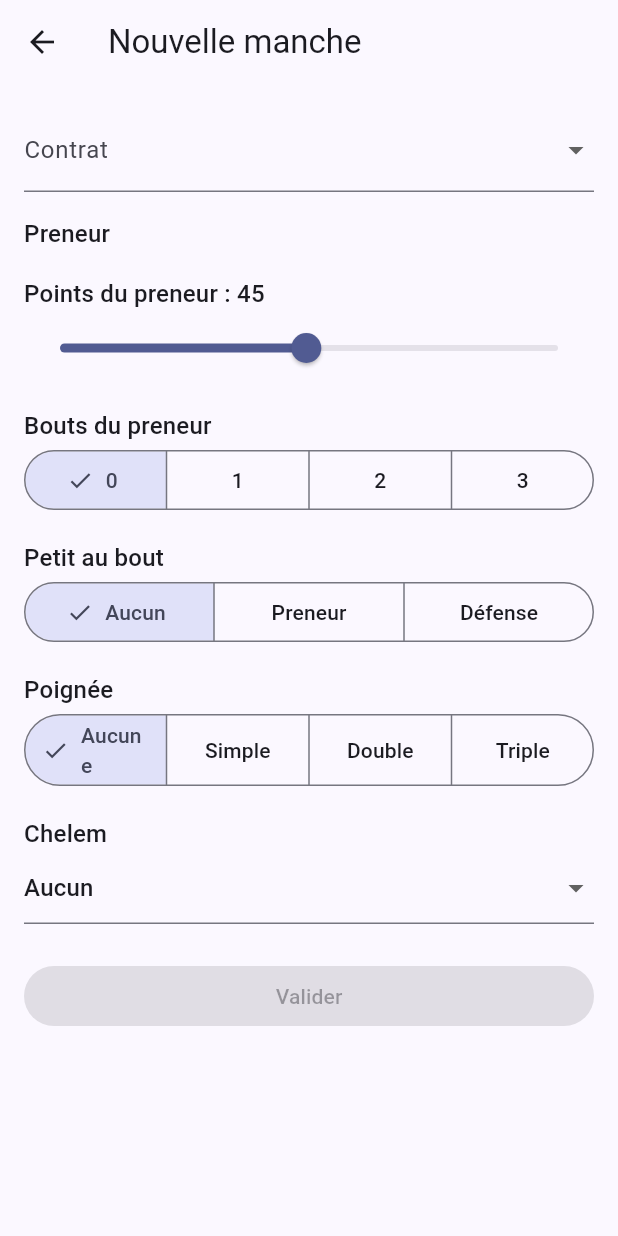
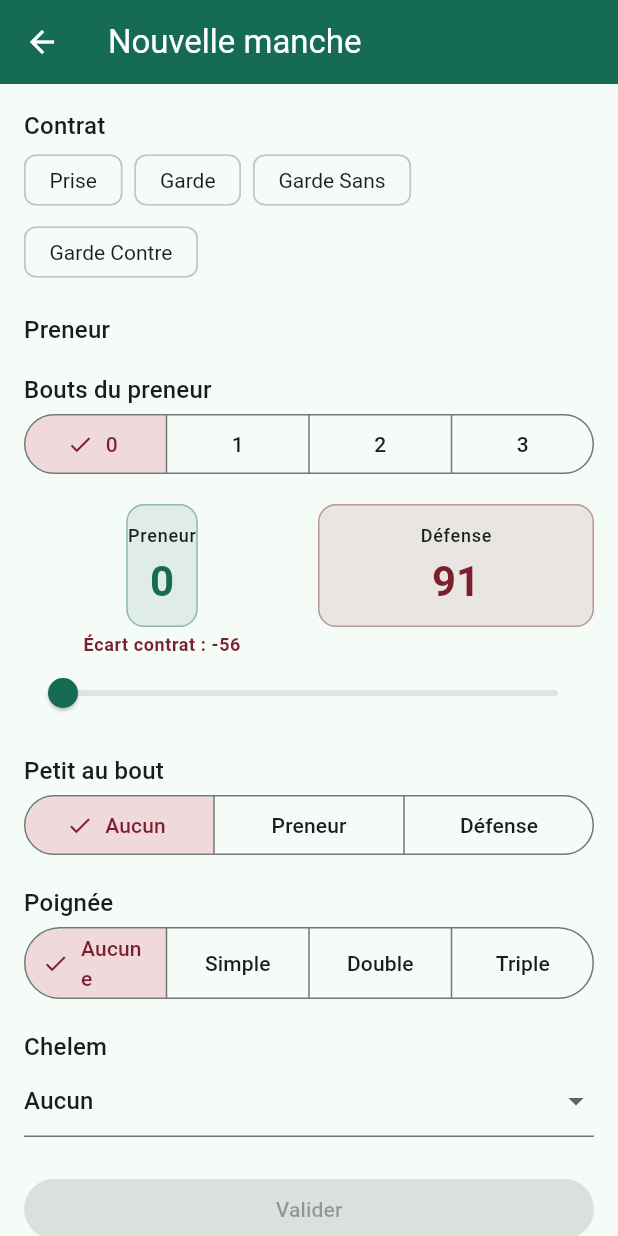
Before and after one commit to MayoFaro/comptageTarot, a Flutter app: the RoundEntryScreen screen opened directly with empty values, on a phone screen of 412 x 824 dp. Run offline on Flutter 3.47's test engine with Material 3 defaults, Android fonts, the phone set to English and light mode, and no system bars; our stand-ins replace drift, flutter_riverpod; accounts and stored records are empty; generated files the repository leaves out were written again.

Commit message:
feat(ui): palette vert/bordeaux inspirée des atouts + refonte saisie de manche
- Nouvelle palette (lib/theme/app_theme.dart) déclinée sur toute l'appli :
  vert atout en primaire (AppBar), bordeaux en accent (FAB, sélections),
  rouge d'erreur dédié aux actions de suppression.
- Écran de saisie de manche : contrat sélectionné par tap (fini le menu
  déroulant), sélection des bouts déplacée au-dessus de la réglette de
  points, et nouveau bloc visuel (deux cases preneur/défense + écart au
  contrat en direct) au-dessus de la réglette. Points par défaut à 0.

Co-Authored-By: Claude Sonnet 5 <noreply@anthropic.com>

```diff
--- a/lib/main.dart
+++ b/lib/main.dart
@@ -2,6 +2,7 @@ import 'package:flutter/material.dart';
 import 'package:flutter_riverpod/flutter_riverpod.dart';
 
 import 'screens/home_screen.dart';
+import 'theme/app_theme.dart';
 
 void main() {
   runApp(const ProviderScope(child: TarotApp()));
@@ -14,7 +15,7 @@ class TarotApp extends StatelessWidget {
   Widget build(BuildContext context) {
     return MaterialApp(
       title: 'Comptage Tarot',
-      theme: ThemeData(colorSchemeSeed: Colors.indigo, useMaterial3: true),
+      theme: buildAppTheme(),
       home: const HomeScreen(),
     );
   }
--- a/lib/screens/home_screen.dart
+++ b/lib/screens/home_screen.dart
@@ -56,7 +56,11 @@ class HomeScreen extends ConsumerWidget {
                         return Card(
                           margin: const EdgeInsets.symmetric(horizontal: 12, vertical: 4),
                           child: ListTile(
-                            leading: CircleAvatar(child: Text('${partie.nombreJoueurs}')),
+                            leading: CircleAvatar(
+                              backgroundColor: Theme.of(context).colorScheme.primaryContainer,
+                              foregroundColor: Theme.of(context).colorScheme.onPrimaryContainer,
+                              child: Text('${partie.nombreJoueurs}'),
+                            ),
                             title: Text('Partie du ${dateFormat.format(partie.dateCreation)}'),
                             subtitle: Text('${partie.nombreJoueurs} joueurs'),
                             trailing: const Icon(Icons.chevron_right),
--- a/lib/screens/players_screen.dart
+++ b/lib/screens/players_screen.dart
@@ -40,6 +40,8 @@ class PlayersScreen extends ConsumerWidget {
                     margin: const EdgeInsets.symmetric(horizontal: 12, vertical: 4),
                     child: ListTile(
                       leading: CircleAvatar(
+                        backgroundColor: Theme.of(context).colorScheme.primaryContainer,
+                        foregroundColor: Theme.of(context).colorScheme.onPrimaryContainer,
                         child: Text(joueur.nom.isEmpty ? '?' : joueur.nom[0].toUpperCase()),
                       ),
                       title: Text(joueur.nom),
--- a/lib/screens/round_entry_screen.dart
+++ b/lib/screens/round_entry_screen.dart
@@ -4,6 +4,19 @@ import 'package:flutter_riverpod/flutter_riverpod.dart';
 import '../db/database.dart';
 import '../providers/database_provider.dart';
 import '../scoring/tarot_score_engine.dart';
+
+String _libelleContrat(Contrat contrat) {
+  switch (contrat) {
+    case Contrat.prise:
+      return 'Prise';
+    case Contrat.garde:
+      return 'Garde';
+    case Contrat.gardeSans:
+      return 'Garde Sans';
+    case Contrat.gardeContre:
+      return 'Garde Contre';
+  }
+}
 
 class RoundEntryScreen extends ConsumerStatefulWidget {
   final int partieId;
@@ -19,7 +32,7 @@ class _RoundEntryScreenState extends ConsumerState<RoundEntryScreen> {
   Contrat? _contrat;
   int? _preneurId;
   int? _appeleId;
-  int _pointsPreneur = 45;
+  int _pointsPreneur = 0;
   int _bouts = 0;
   PetitAuBout _petitAuBout = PetitAuBout.aucun;
   Poignee _poignee = Poignee.aucune;
@@ -78,7 +91,13 @@ class _RoundEntryScreenState extends ConsumerState<RoundEntryScreen> {
           TextButton(
               onPressed: () => Navigator.pop(context, false), child: const Text('Annuler')),
           FilledButton(
-              onPressed: () => Navigator.pop(context, true), child: const Text('Supprimer')),
+            style: FilledButton.styleFrom(
+              backgroundColor: Theme.of(context).colorScheme.error,
+              foregroundColor: Theme.of(context).colorScheme.onError,
+            ),
+            onPressed: () => Navigator.pop(context, true),
+            child: const Text('Supprimer'),
+          ),
         ],
       ),
     );
@@ -104,16 +123,16 @@ class _RoundEntryScreenState extends ConsumerState<RoundEntryScreen> {
         data: (joueurs) => ListView(
           padding: const EdgeInsets.all(16),
           children: [
-            DropdownButtonFormField<Contrat>(
-              value: _contrat,
-              decoration: const InputDecoration(labelText: 'Contrat'),
-              items: const [
-                DropdownMenuItem(value: Contrat.prise, child: Text('Prise')),
-                DropdownMenuItem(value: Contrat.garde, child: Text('Garde')),
-                DropdownMenuItem(value: Contrat.gardeSans, child: Text('Garde Sans le chien')),
-                DropdownMenuItem(value: Contrat.gardeContre, child: Text('Garde Contre le chien')),
-              ],
-              onChanged: (value) => setState(() => _contrat = value),
+            Text('Contrat', style: Theme.of(context).textTheme.titleMedium),
+            Wrap(
+              spacing: 8,
+              children: Contrat.values
+                  .map((c) => ChoiceChip(
+                        label: Text(_libelleContrat(c)),
+                        selected: _contrat == c,
+                        onSelected: (_) => setState(() => _contrat = c),
+                      ))
+                  .toList(),
             ),
             const SizedBox(height: 16),
             Text('Preneur', style: Theme.of(context).textTheme.titleMedium),
@@ -143,17 +162,6 @@ class _RoundEntryScreenState extends ConsumerState<RoundEntryScreen> {
               ),
             ],
             const SizedBox(height: 16),
-            Text('Points du preneur : $_pointsPreneur',
-                style: Theme.of(context).textTheme.titleMedium),
-            Slider(
-              value: _pointsPreneur.toDouble(),
-              min: 0,
-              max: 91,
-              divisions: 91,
-              label: '$_pointsPreneur',
-              onChanged: (value) => setState(() => _pointsPreneur = value.round()),
-            ),
-            const SizedBox(height: 16),
             Text('Bouts du preneur', style: Theme.of(context).textTheme.titleMedium),
             SegmentedButton<int>(
               segments: const [
@@ -164,6 +172,16 @@ class _RoundEntryScreenState extends ConsumerState<RoundEntryScreen> {
               ],
               selected: {_bouts},
               onSelectionChanged: (selection) => setState(() => _bouts = selection.first),
+            ),
+            const SizedBox(height: 16),
+            _BlocPointsPreneur(pointsPreneur: _pointsPreneur, bouts: _bouts),
+            Slider(
+              value: _pointsPreneur.toDouble(),
+              min: 0,
+              max: 91,
+              divisions: 91,
+              label: '$_pointsPreneur',
+              onChanged: (value) => setState(() => _pointsPreneur = value.round()),
             ),
             const SizedBox(height: 16),
             Text('Petit au bout', style: Theme.of(context).textTheme.titleMedium),
@@ -220,3 +238,91 @@ class _RoundEntryScreenState extends ConsumerState<RoundEntryScreen> {
     );
   }
 }
+
+/// Les deux carrés preneur/défense et l'écart par rapport au contrat à
+/// faire, affichés au-dessus de la réglette de points.
+class _BlocPointsPreneur extends StatelessWidget {
+  final int pointsPreneur;
+  final int bouts;
+
+  const _BlocPointsPreneur({required this.pointsPreneur, required this.bouts});
+
+  @override
+  Widget build(BuildContext context) {
+    final colorScheme = Theme.of(context).colorScheme;
+    final ecart = pointsPreneur - seuilPreneur(bouts);
+    final ecartTexte = ecart >= 0 ? '+$ecart' : '$ecart';
+    final ecartCouleur = ecart >= 0 ? colorScheme.primary : colorScheme.secondary;
+
+    return Column(
+      crossAxisAlignment: CrossAxisAlignment.stretch,
+      children: [
+        Row(
+          crossAxisAlignment: CrossAxisAlignment.start,
+          children: [
+            Expanded(
+              child: Column(
+                children: [
+                  _BoiteScore(
+                    label: 'Preneur',
+                    valeur: pointsPreneur,
+                    couleur: colorScheme.primary,
+                  ),
+                  const SizedBox(height: 4),
+                  Text(
+                    'Écart contrat : $ecartTexte',
+                    style: Theme.of(context)
+                        .textTheme
+                        .bodySmall
+                        ?.copyWith(color: ecartCouleur, fontWeight: FontWeight.bold),
+                  ),
+                ],
+              ),
+            ),
+            const SizedBox(width: 12),
+            Expanded(
+              child: _BoiteScore(
+                label: 'Défense',
+                valeur: 91 - pointsPreneur,
+                couleur: colorScheme.secondary,
+              ),
+            ),
+          ],
+        ),
+      ],
+    );
+  }
+}
+
+class _BoiteScore extends StatelessWidget {
+  final String label;
+  final int valeur;
+  final Color couleur;
+
+  const _BoiteScore({required this.label, required this.valeur, required this.couleur});
+
+  @override
+  Widget build(BuildContext context) {
+    return Container(
+      padding: const EdgeInsets.symmetric(vertical: 12),
+      decoration: BoxDecoration(
+        color: couleur.withValues(alpha: 0.10),
+        borderRadius: BorderRadius.circular(12),
+        border: Border.all(color: couleur.withValues(alpha: 0.4)),
+      ),
+      child: Column(
+        children: [
+          Text(label, style: Theme.of(context).textTheme.labelMedium),
+          const SizedBox(height: 4),
+          Text(
+            '$valeur',
+            style: Theme.of(context)
+                .textTheme
+                .headlineMedium
+                ?.copyWith(fontWeight: FontWeight.bold, color: couleur),
+          ),
+        ],
+      ),
+    );
+  }
+}
--- a/lib/screens/score_table_screen.dart
+++ b/lib/screens/score_table_screen.dart
@@ -67,7 +67,11 @@ class ScoreTableScreen extends ConsumerWidget {
                                   ),
                                 ),
                               ),
-                              leading: CircleAvatar(child: Text('${manche.numero}')),
+                              leading: CircleAvatar(
+                                backgroundColor: Theme.of(context).colorScheme.primaryContainer,
+                                foregroundColor: Theme.of(context).colorScheme.onPrimaryContainer,
+                                child: Text('${manche.numero}'),
+                              ),
                               title: Row(
                                 children: joueurs
                                     .map((j) => Expanded(
--- a/lib/widgets/player_dialogs.dart
+++ b/lib/widgets/player_dialogs.dart
@@ -55,6 +55,10 @@ Future<void> confirmerSuppressionJoueur(BuildContext context, WidgetRef ref, Jou
           child: const Text('Annuler'),
         ),
         FilledButton(
+          style: FilledButton.styleFrom(
+            backgroundColor: Theme.of(context).colorScheme.error,
+            foregroundColor: Theme.of(context).colorScheme.onError,
+          ),
           onPressed: () => Navigator.pop(context, true),
           child: const Text('Supprimer'),
         ),
```
Also changed, not shown: lib/theme/app_theme.dart (added, +39 -0 lines).
